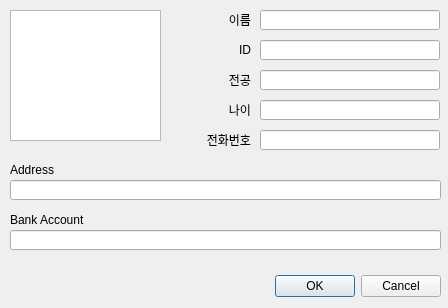
Old version of the form dialognewworker.ui in the repository Hyuntae-Lee/HRM.
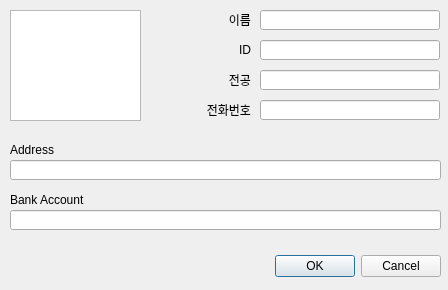
New version of the form.

```diff
--- a/dialognewworker.ui
+++ b/dialognewworker.ui
@@ -7,7 +7,7 @@
     <x>0</x>
     <y>0</y>
     <width>448</width>
-    <height>308</height>
+    <height>290</height>
    </rect>
   </property>
   <property name="windowTitle">
@@ -17,7 +17,7 @@
    <property name="geometry">
     <rect>
      <x>100</x>
-     <y>270</y>
+     <y>250</y>
      <width>341</width>
      <height>32</height>
     </rect>
@@ -59,16 +59,6 @@
     </rect>
    </property>
   </widget>
-  <widget class="QLineEdit" name="lineEdit_age">
-   <property name="geometry">
-    <rect>
-     <x>260</x>
-     <y>100</y>
-     <width>180</width>
-     <height>20</height>
-    </rect>
-   </property>
-  </widget>
   <widget class="QLabel" name="label">
    <property name="geometry">
     <rect>
@@ -101,22 +91,6 @@
     <set>Qt::AlignRight|Qt::AlignTrailing|Qt::AlignVCenter</set>
    </property>
   </widget>
-  <widget class="QLabel" name="label_3">
-   <property name="geometry">
-    <rect>
-     <x>170</x>
-     <y>100</y>
-     <width>81</width>
-     <height>20</height>
-    </rect>
-   </property>
-   <property name="text">
-    <string>나이</string>
-   </property>
-   <property name="alignment">
-    <set>Qt::AlignRight|Qt::AlignTrailing|Qt::AlignVCenter</set>
-   </property>
-  </widget>
   <widget class="QLabel" name="label_4">
    <property name="geometry">
     <rect>
@@ -138,8 +112,8 @@
     <rect>
      <x>10</x>
      <y>10</y>
-     <width>151</width>
-     <height>131</height>
+     <width>131</width>
+     <height>111</height>
     </rect>
    </property>
   </widget>
@@ -147,7 +121,7 @@
    <property name="geometry">
     <rect>
      <x>170</x>
-     <y>130</y>
+     <y>100</y>
      <width>81</width>
      <height>20</height>
     </rect>
@@ -163,7 +137,7 @@
    <property name="geometry">
     <rect>
      <x>260</x>
-     <y>130</y>
+     <y>100</y>
      <width>180</width>
      <height>20</height>
     </rect>
@@ -173,7 +147,7 @@
    <property name="geometry">
     <rect>
      <x>10</x>
-     <y>160</y>
+     <y>140</y>
      <width>81</width>
      <height>20</height>
     </rect>
@@ -189,7 +163,7 @@
    <property name="geometry">
     <rect>
      <x>10</x>
-     <y>180</y>
+     <y>160</y>
      <width>431</width>
      <height>20</height>
     </rect>
@@ -199,17 +173,17 @@
    <property name="geometry">
     <rect>
      <x>10</x>
-     <y>230</y>
-     <width>431</width>
-     <height>20</height>
-    </rect>
-   </property>
-  </widget>
-  <widget class="QLabel" name="label_7">
-   <property name="geometry">
-    <rect>
-     <x>10</x>
      <y>210</y>
+     <width>431</width>
+     <height>20</height>
+    </rect>
+   </property>
+  </widget>
+  <widget class="QLabel" name="label_7">
+   <property name="geometry">
+    <rect>
+     <x>10</x>
+     <y>190</y>
      <width>91</width>
      <height>20</height>
     </rect>
```
